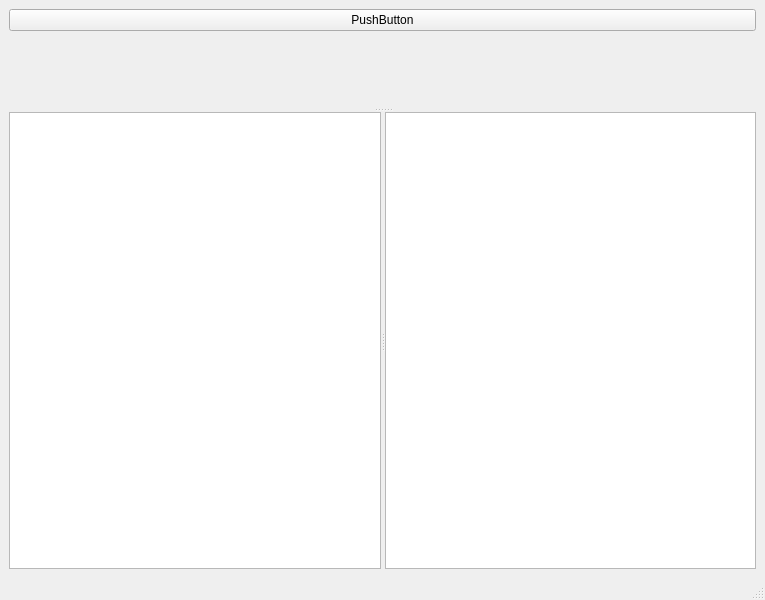
Qt form ui/design3.ui (EasonLu1222/readByYourself) before a commit.
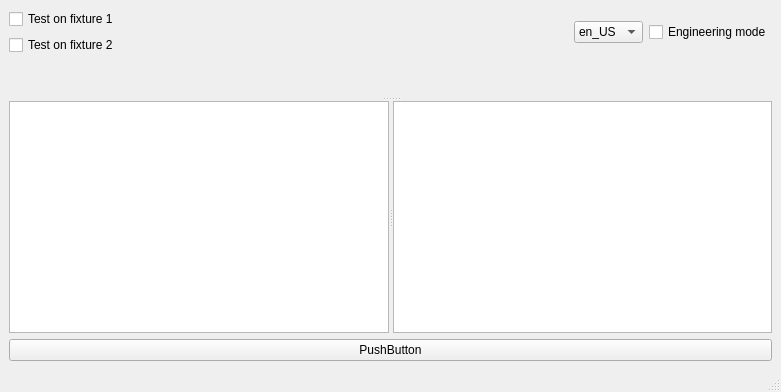
The same form after that commit. Custom widgets are drawn as their Qt base class.

Commit message: Move fixture select dialog to main window

Diff of the .ui file:
```diff
--- a/ui/design3.ui
+++ b/ui/design3.ui
@@ -6,8 +6,8 @@
    <rect>
     <x>0</x>
     <y>0</y>
-    <width>765</width>
-    <height>600</height>
+    <width>781</width>
+    <height>392</height>
    </rect>
   </property>
   <property name="windowTitle">
@@ -17,16 +17,71 @@
    <layout class="QHBoxLayout" name="horizontalLayout">
     <item>
      <layout class="QVBoxLayout" name="verticalLayout">
+      <item>
+       <layout class="QHBoxLayout" name="horizontalLayout_2">
+        <item>
+         <layout class="QVBoxLayout" name="verticalLayout_2">
+          <item>
+           <widget class="QCheckBox" name="checkBoxFx1">
+            <property name="text">
+             <string>Test on fixture 1</string>
+            </property>
+           </widget>
+          </item>
+          <item>
+           <widget class="QCheckBox" name="checkBoxFx2">
+            <property name="text">
+             <string>Test on fixture 2</string>
+            </property>
+           </widget>
+          </item>
+         </layout>
+        </item>
+        <item>
+         <spacer name="horizontalSpacer">
+          <property name="orientation">
+           <enum>Qt::Horizontal</enum>
+          </property>
+          <property name="sizeHint" stdset="0">
+           <size>
+            <width>40</width>
+            <height>20</height>
+           </size>
+          </property>
+         </spacer>
+        </item>
+        <item>
+         <widget class="QComboBox" name="langSelectMenu">
+          <item>
+           <property name="text">
+            <string>en_US</string>
+           </property>
+          </item>
+          <item>
+           <property name="text">
+            <string>zh_TW</string>
+           </property>
+          </item>
+         </widget>
+        </item>
+        <item>
+         <widget class="QCheckBox" name="checkBoxEngMode">
+          <property name="maximumSize">
+           <size>
+            <width>582</width>
+            <height>16777215</height>
+           </size>
+          </property>
+          <property name="text">
+           <string>Engineering mode</string>
+          </property>
+         </widget>
+        </item>
+       </layout>
+      </item>
       <item>
        <layout class="QHBoxLayout" name="hbox_ports"/>
       </item>
-      <item>
-       <widget class="QPushButton" name="pushButton">
-        <property name="text">
-         <string>PushButton</string>
-        </property>
-       </widget>
-      </item>
       <item>
        <widget class="QSplitter" name="splitter_2">
         <property name="orientation">
@@ -37,11 +92,32 @@
          <property name="orientation">
           <enum>Qt::Horizontal</enum>
          </property>
-         <widget class="QPlainTextEdit" name="edit1"/>
-         <widget class="QPlainTextEdit" name="edit2"/>
+         <widget class="QPlainTextEdit" name="edit1">
+          <property name="font">
+           <font>
+            <family>Arial Narrow</family>
+            <pointsize>10</pointsize>
+           </font>
+          </property>
+         </widget>
+         <widget class="QPlainTextEdit" name="edit2">
+          <property name="font">
+           <font>
+            <family>Arial Narrow</family>
+            <pointsize>10</pointsize>
+           </font>
+          </property>
+         </widget>
         </widget>
        </widget>
       </item>
+      <item>
+       <widget class="QPushButton" name="pushButton">
+        <property name="text">
+         <string>PushButton</string>
+        </property>
+       </widget>
+      </item>
      </layout>
     </item>
    </layout>
```
The commit also changes 10 other files.
